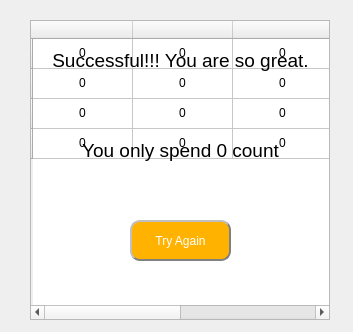
Above: 20210108/2048game/ui_2048.ui from Aimee888/python-20201211 before the change. Below: the same form after it.
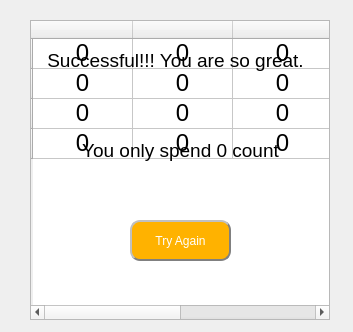
That is the form after the change.

Diff of the .ui file:
```diff
--- a/20210108/2048game/ui_2048.ui
+++ b/20210108/2048game/ui_2048.ui
@@ -81,6 +81,11 @@
     <property name="text">
      <string>0</string>
     </property>
+    <property name="font">
+     <font>
+      <pointsize>18</pointsize>
+     </font>
+    </property>
     <property name="textAlignment">
      <set>AlignCenter</set>
     </property>
@@ -89,6 +94,11 @@
     <property name="text">
      <string>0</string>
     </property>
+    <property name="font">
+     <font>
+      <pointsize>18</pointsize>
+     </font>
+    </property>
     <property name="textAlignment">
      <set>AlignCenter</set>
     </property>
@@ -97,6 +107,11 @@
     <property name="text">
      <string>0</string>
     </property>
+    <property name="font">
+     <font>
+      <pointsize>18</pointsize>
+     </font>
+    </property>
     <property name="textAlignment">
      <set>AlignCenter</set>
     </property>
@@ -105,6 +120,11 @@
     <property name="text">
      <string>0</string>
     </property>
+    <property name="font">
+     <font>
+      <pointsize>18</pointsize>
+     </font>
+    </property>
     <property name="textAlignment">
      <set>AlignCenter</set>
     </property>
@@ -113,6 +133,11 @@
     <property name="text">
      <string>0</string>
     </property>
+    <property name="font">
+     <font>
+      <pointsize>18</pointsize>
+     </font>
+    </property>
     <property name="textAlignment">
      <set>AlignCenter</set>
     </property>
@@ -121,6 +146,11 @@
     <property name="text">
      <string>0</string>
     </property>
+    <property name="font">
+     <font>
+      <pointsize>18</pointsize>
+     </font>
+    </property>
     <property name="textAlignment">
      <set>AlignCenter</set>
     </property>
@@ -129,6 +159,11 @@
     <property name="text">
      <string>0</string>
     </property>
+    <property name="font">
+     <font>
+      <pointsize>18</pointsize>
+     </font>
+    </property>
     <property name="textAlignment">
      <set>AlignCenter</set>
     </property>
@@ -137,6 +172,11 @@
     <property name="text">
      <string>0</string>
     </property>
+    <property name="font">
+     <font>
+      <pointsize>18</pointsize>
+     </font>
+    </property>
     <property name="textAlignment">
      <set>AlignCenter</set>
     </property>
@@ -145,6 +185,11 @@
     <property name="text">
      <string>0</string>
     </property>
+    <property name="font">
+     <font>
+      <pointsize>18</pointsize>
+     </font>
+    </property>
     <property name="textAlignment">
      <set>AlignCenter</set>
     </property>
@@ -153,6 +198,11 @@
     <property name="text">
      <string>0</string>
     </property>
+    <property name="font">
+     <font>
+      <pointsize>18</pointsize>
+     </font>
+    </property>
     <property name="textAlignment">
      <set>AlignCenter</set>
     </property>
@@ -161,6 +211,11 @@
     <property name="text">
      <string>0</string>
     </property>
+    <property name="font">
+     <font>
+      <pointsize>18</pointsize>
+     </font>
+    </property>
     <property name="textAlignment">
      <set>AlignCenter</set>
     </property>
@@ -169,6 +224,11 @@
     <property name="text">
      <string>0</string>
     </property>
+    <property name="font">
+     <font>
+      <pointsize>18</pointsize>
+     </font>
+    </property>
     <property name="textAlignment">
      <set>AlignCenter</set>
     </property>
@@ -177,6 +237,11 @@
     <property name="text">
      <string>0</string>
     </property>
+    <property name="font">
+     <font>
+      <pointsize>18</pointsize>
+     </font>
+    </property>
     <property name="textAlignment">
      <set>AlignCenter</set>
     </property>
@@ -185,6 +250,11 @@
     <property name="text">
      <string>0</string>
     </property>
+    <property name="font">
+     <font>
+      <pointsize>18</pointsize>
+     </font>
+    </property>
     <property name="textAlignment">
      <set>AlignCenter</set>
     </property>
@@ -193,6 +263,11 @@
     <property name="text">
      <string>0</string>
     </property>
+    <property name="font">
+     <font>
+      <pointsize>18</pointsize>
+     </font>
+    </property>
     <property name="textAlignment">
      <set>AlignCenter</set>
     </property>
@@ -201,6 +276,11 @@
     <property name="text">
      <string>0</string>
     </property>
+    <property name="font">
+     <font>
+      <pointsize>18</pointsize>
+     </font>
+    </property>
     <property name="textAlignment">
      <set>AlignCenter</set>
     </property>
@@ -209,9 +289,9 @@
   <widget class="QLabel" name="label">
    <property name="geometry">
     <rect>
-     <x>30</x>
+     <x>10</x>
      <y>20</y>
-     <width>301</width>
+     <width>331</width>
      <height>81</height>
     </rect>
    </property>
```
